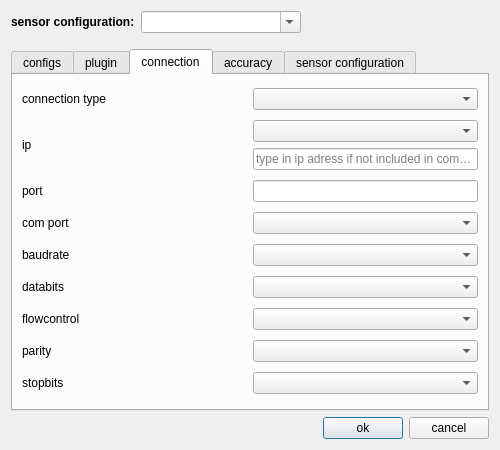
Before: the Qt Designer form ui/sensorplugindialog.ui in OpenIndy/OpenIndy, drawn with Qt 5.
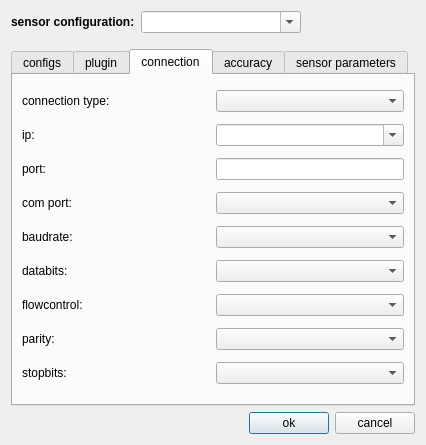
After: the same form once the commit is applied. The open tabs and pages were chosen to show the change.

Commit message: sensor config: fill dynamic GUI when the selected config changes #94

```diff
--- a/ui/sensorplugindialog.ui
+++ b/ui/sensorplugindialog.ui
@@ -6,8 +6,8 @@
    <rect>
     <x>0</x>
     <y>0</y>
-    <width>500</width>
-    <height>450</height>
+    <width>426</width>
+    <height>445</height>
    </rect>
   </property>
   <property name="windowTitle">
@@ -208,13 +208,18 @@
         <attribute name="title">
          <string>connection</string>
         </attribute>
-        <layout class="QVBoxLayout" name="verticalLayout_4">
+        <layout class="QHBoxLayout" name="horizontalLayout_25">
+         <item>
+          <layout class="QVBoxLayout" name="verticalLayout_3" stretch="1,1,1,1,1,1,1,1,1">
+           <property name="sizeConstraint">
+            <enum>QLayout::SetMaximumSize</enum>
+           </property>
          <item>
           <layout class="QHBoxLayout" name="horizontalLayout_22" stretch="1,1">
            <item>
             <widget class="QLabel" name="label_typeOfConnection">
              <property name="text">
-              <string>connection type</string>
+                <string>connection type:</string>
              </property>
             </widget>
            </item>
@@ -224,30 +229,20 @@
           </layout>
          </item>
          <item>
-          <layout class="QHBoxLayout" name="horizontalLayout_23" stretch="1,1">
+            <layout class="QHBoxLayout" name="horizontalLayout_23">
            <item>
             <widget class="QLabel" name="label_ip">
              <property name="text">
-              <string>ip</string>
+                <string>ip:</string>
              </property>
             </widget>
            </item>
            <item>
-            <layout class="QVBoxLayout" name="verticalLayout_3">
-             <item>
-              <widget class="QComboBox" name="comboBox_ip"/>
-             </item>
-             <item>
-              <widget class="QLineEdit" name="lineEdit_ip">
-               <property name="text">
-                <string/>
+              <widget class="QComboBox" name="comboBox_ip">
+               <property name="editable">
+                <bool>true</bool>
                </property>
-               <property name="placeholderText">
-                <string>type in ip adress if not included in combobox</string>
-               </property>
               </widget>
-             </item>
-            </layout>
            </item>
           </layout>
          </item>
@@ -256,7 +251,7 @@
            <item>
             <widget class="QLabel" name="label_port">
              <property name="text">
-              <string>port</string>
+                <string>port:</string>
              </property>
             </widget>
            </item>
@@ -270,7 +265,7 @@
            <item>
             <widget class="QLabel" name="label_comPort">
              <property name="text">
-              <string>com port</string>
+                <string>com port:</string>
              </property>
             </widget>
            </item>
@@ -284,7 +279,7 @@
            <item>
             <widget class="QLabel" name="label_baudRate">
              <property name="text">
-              <string>baudrate</string>
+                <string>baudrate:</string>
              </property>
             </widget>
            </item>
@@ -298,7 +293,7 @@
            <item>
             <widget class="QLabel" name="label_databits">
              <property name="text">
-              <string>databits</string>
+                <string>databits:</string>
              </property>
             </widget>
            </item>
@@ -312,7 +307,7 @@
            <item>
             <widget class="QLabel" name="label_flowControl">
              <property name="text">
-              <string>flowcontrol</string>
+                <string>flowcontrol:</string>
              </property>
             </widget>
            </item>
@@ -326,7 +321,7 @@
            <item>
             <widget class="QLabel" name="label_parity">
              <property name="text">
-              <string>parity</string>
+                <string>parity:</string>
              </property>
             </widget>
            </item>
@@ -340,7 +335,7 @@
            <item>
             <widget class="QLabel" name="label_stopBits">
              <property name="text">
-              <string>stopbits</string>
+                <string>stopbits:</string>
              </property>
             </widget>
            </item>
@@ -350,6 +345,8 @@
           </layout>
          </item>
         </layout>
+         </item>
+        </layout>
        </widget>
        <widget class="QWidget" name="tab_accuracy">
         <attribute name="title">
@@ -570,7 +567,7 @@
        </widget>
        <widget class="QWidget" name="tab_sensorConfiguration">
         <attribute name="title">
-         <string>sensor configuration</string>
+         <string>sensor parameters</string>
         </attribute>
        </widget>
       </widget>
```
Left out of the diff: 53 changed lines with no effect on the pictures. Lines whose indentation alone changed are shown as unchanged. The commit also changes 8 other files.
